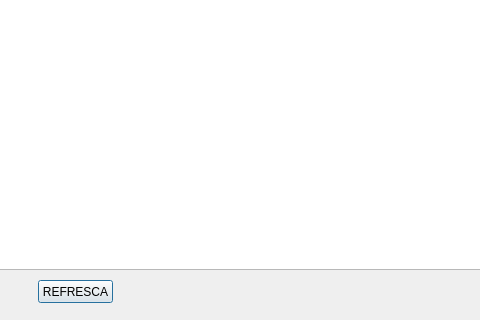
Qt form testclases.ui (makoki13/qtSatrapiaGUI) before a commit; both pictures show x 532 to 1012 and y 430 to 750 of the 1200 by 750 pixel window.
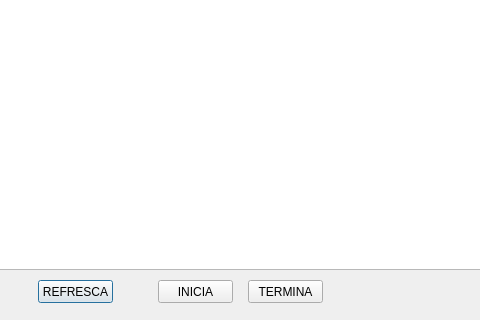
The same form after that commit.

Diff of the .ui file:
```diff
--- a/testclases.ui
+++ b/testclases.ui
@@ -36,6 +36,32 @@
     <string>REFRESCA</string>
    </property>
   </widget>
+  <widget class="QPushButton" name="pushButton_2">
+   <property name="geometry">
+    <rect>
+     <x>690</x>
+     <y>710</y>
+     <width>75</width>
+     <height>23</height>
+    </rect>
+   </property>
+   <property name="text">
+    <string>INICIA</string>
+   </property>
+  </widget>
+  <widget class="QPushButton" name="pushButton_3">
+   <property name="geometry">
+    <rect>
+     <x>780</x>
+     <y>710</y>
+     <width>75</width>
+     <height>23</height>
+    </rect>
+   </property>
+   <property name="text">
+    <string>TERMINA</string>
+   </property>
+  </widget>
  </widget>
  <resources/>
  <connections/>
```
